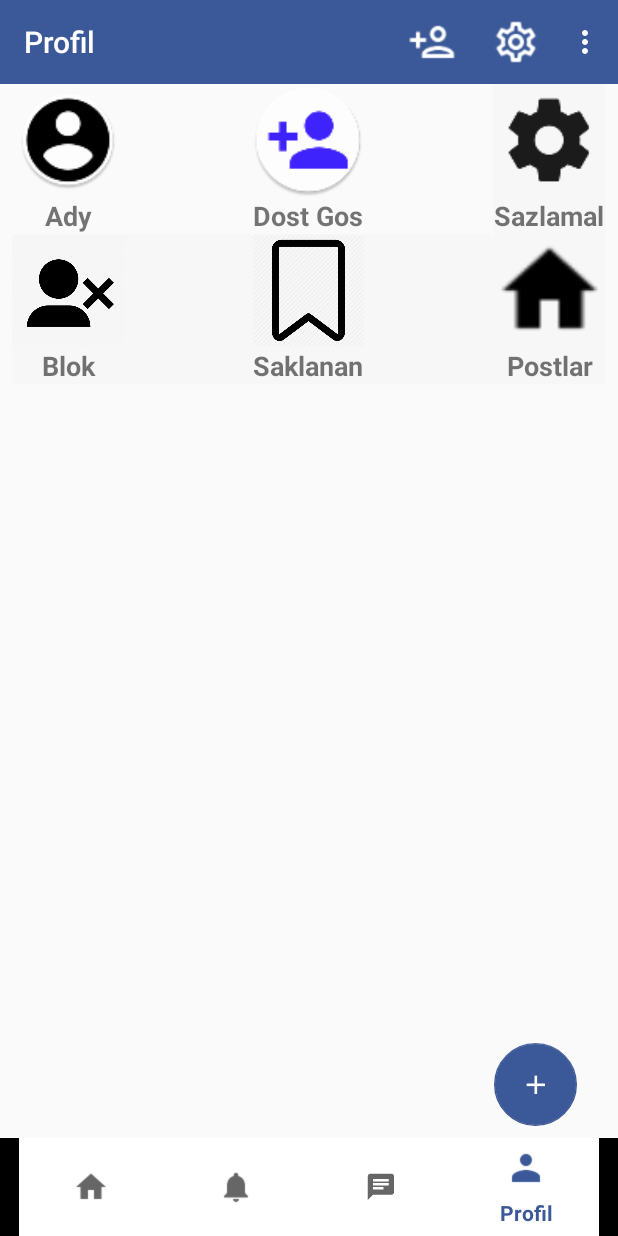
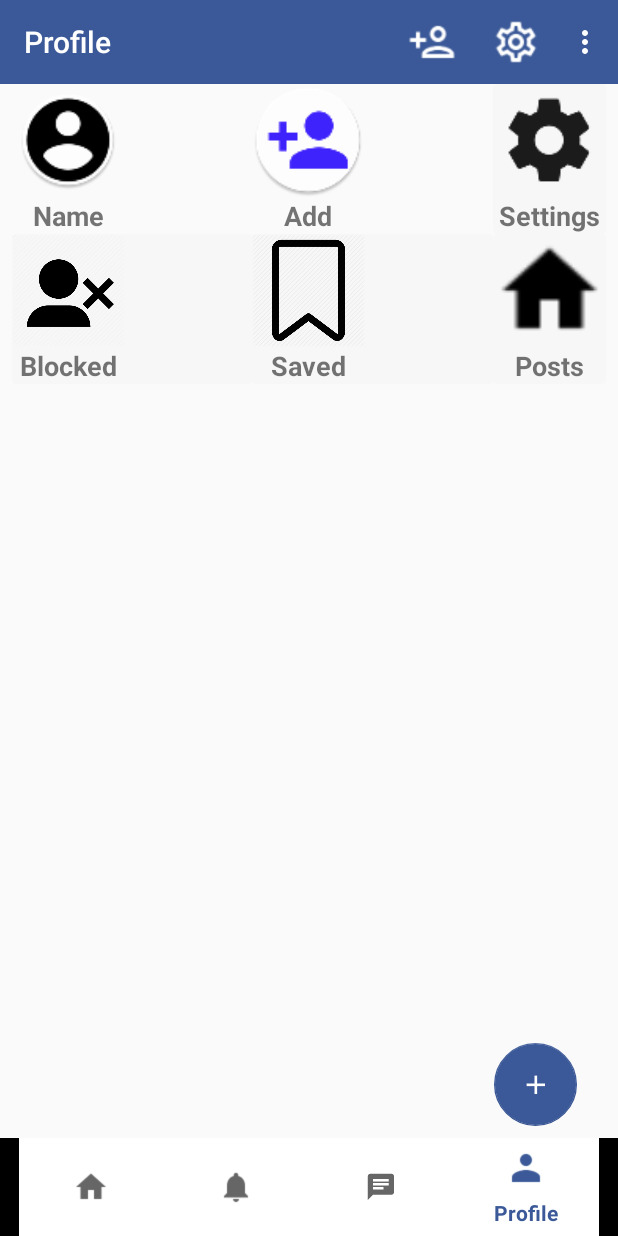
Before and after one commit to durdyshev/AndroidBlogApp, an Android app: the MainActivity screen opened directly, with no data from a screen before it, item 4 of the bottom bar chosen, on a phone screen of 412 x 824 dp. Run offline under Robolectric (Android 15) with nearby library versions, the phone set to English and light mode, and no system bars; our stand-ins replace CircleImageView, Firebase (no records; nobody signed in at launch, a user with empty details on screens opened directly); libraries missing offline, so code that uses them is left out: com.theartofdev.edmodo; 1 statement that could not run was skipped.

```diff
--- a/app/src/main/java/com/example/komp/gurles/EsasyFragment.java
+++ b/app/src/main/java/com/example/komp/gurles/EsasyFragment.java
@@ -1,12 +1,17 @@
 package com.example.komp.gurles;
 
 
+import android.Manifest;
 import android.app.Activity;
 import android.content.Context;
+import android.content.pm.PackageManager;
+import android.os.Build;
 import android.os.Bundle;
 import android.support.annotation.NonNull;
+import android.support.v4.app.ActivityCompat;
 import android.support.v4.app.Fragment;
 
+import android.support.v4.content.ContextCompat;
 import android.support.v7.widget.GridLayoutManager;
 import android.support.v7.widget.LinearLayoutManager;
 import android.support.v7.widget.RecyclerView;
@@ -67,6 +72,7 @@ context=getActivity();
         mAuth=FirebaseAuth.getInstance();
         user_id=mAuth.getCurrentUser().getUid();
         if(mAuth.getCurrentUser()!=null) {
+
 
             firebaseFirestore.collection("/ulanyjylar/" + user_id + "/dostlar/").get().addOnCompleteListener(getActivity(),new OnCompleteListener<QuerySnapshot>() {
                 @Override
--- a/app/src/main/java/com/example/komp/gurles/MainActivity.java
+++ b/app/src/main/java/com/example/komp/gurles/MainActivity.java
@@ -1,12 +1,17 @@
 package com.example.komp.gurles;
 
+import android.Manifest;
 import android.content.Intent;
+import android.content.pm.PackageManager;
+import android.os.Build;
 import android.os.Bundle;
 import android.support.annotation.NonNull;
 import android.support.design.widget.BottomNavigationView;
 import android.support.design.widget.FloatingActionButton;
+import android.support.v4.app.ActivityCompat;
 import android.support.v4.app.Fragment;
 import android.support.v4.app.FragmentTransaction;
+import android.support.v4.content.ContextCompat;
 import android.support.v7.app.AppCompatActivity;
 import android.view.Menu;
 import android.view.MenuItem;
@@ -66,19 +71,19 @@ public class MainActivity extends AppCompatActivity {
                     switch (item.getItemId()){
                         case R.id.menu_esasy:
                             replacefragment(esasyFragment);
-                            mainToolbar.setTitle("Lenta");
+                            mainToolbar.setTitle("Home");
                             return true;
                         case R.id.menu_bildirisler:
                             replacefragment(bildirisFragment);
-                            mainToolbar.setTitle("Dostlar");
+                            mainToolbar.setTitle("Friends");
                             return true;
                         case R.id.menu_sms:
                             replacefragment(smsFragment);
-                            mainToolbar.setTitle("Sms");
+                            mainToolbar.setTitle("Chat");
                             return true;
                         case R.id.menu_profil:
                             replacefragment(profilFragment);
-                            mainToolbar.setTitle("Profil");
+                            mainToolbar.setTitle("Profile");
 
                             return true;
 
@@ -93,7 +98,7 @@ public class MainActivity extends AppCompatActivity {
 
         mainToolbar=(android.support.v7.widget.Toolbar)findViewById(R.id.main_toolbar);
         setSupportActionBar(mainToolbar);
-        getSupportActionBar().setTitle("Geples");
+        getSupportActionBar().setTitle("Line");
         post_gos_knopka=(FloatingActionButton)findViewById(R.id.post_gos);
         post_gos_knopka.setOnClickListener(new View.OnClickListener() {
             @Override
@@ -103,6 +108,11 @@ public class MainActivity extends AppCompatActivity {
             }
         });
 
+        if(Build.VERSION.SDK_INT >=Build.VERSION_CODES.M) {
+            if (ContextCompat.checkSelfPermission(MainActivity.this, Manifest.permission.READ_EXTERNAL_STORAGE) != PackageManager.PERMISSION_GRANTED) {
+                ActivityCompat.requestPermissions(MainActivity.this, new String[]{Manifest.permission.READ_EXTERNAL_STORAGE}, 1);
+            }
+        }
 
     }
     @Override
@@ -187,11 +197,18 @@ firebaseFirestore.collection("/ulanyjylar/").document(mAuth.getCurrentUser().get
             songorulme(FieldValue.serverTimestamp());
             Map<String, Object> userMap = new HashMap<>();
             userMap.put("token", FieldValue.delete());
-            firebaseFirestore.collection("ulanyjylar").document(user_id).update(userMap);
-            mAuth.signOut();
-            Intent intent=new Intent(getBaseContext(),Login.class);
-            startActivity(intent);
-            finish();
+            firebaseFirestore.collection("ulanyjylar").document(user_id).update(userMap).addOnCompleteListener(new OnCompleteListener<Void>() {
+                @Override
+                public void onComplete(@NonNull Task<Void> task) {
+                    if(task.isSuccessful()){
+                        mAuth.signOut();
+                        Intent intent=new Intent(MainActivity.this,Login.class);
+                        startActivity(intent);
+                        finish();
+                    }
+                }
+            });
+
 
 
 
--- a/app/src/main/java/com/example/komp/gurles/SmsFragment.java
+++ b/app/src/main/java/com/example/komp/gurles/SmsFragment.java
@@ -1,11 +1,16 @@
 package com.example.komp.gurles;
 
 
+import android.Manifest;
 import android.content.Context;
+import android.content.pm.PackageManager;
+import android.os.Build;
 import android.os.Bundle;
 import android.support.design.widget.TabLayout;
+import android.support.v4.app.ActivityCompat;
 import android.support.v4.app.Fragment;
 import android.support.v4.app.FragmentActivity;
+import android.support.v4.content.ContextCompat;
 import android.support.v4.view.ViewPager;
 import android.support.v7.widget.LinearLayoutManager;
 import android.support.v7.widget.RecyclerView;
@@ -13,6 +18,7 @@ import android.support.v7.widget.Toolbar;
 import android.view.LayoutInflater;
 import android.view.View;
 import android.view.ViewGroup;
+import android.widget.Toast;
 
 import com.google.firebase.auth.FirebaseAuth;
 import com.google.firebase.firestore.DocumentChange;
--- a/app/src/main/res/layout/fragment_profil.xml
+++ b/app/src/main/res/layout/fragment_profil.xml
@@ -54,7 +54,7 @@
                             android:id="@+id/fragment_profil_ady"
                             android:layout_width="match_parent"
                             android:layout_height="wrap_content"
-                            android:text="Ady"
+                            android:text="Name"
                             android:textAlignment="center"
                             android:textSize="18sp"
                             android:textStyle="bold" />
@@ -87,7 +87,7 @@
                         <TextView
                             android:layout_width="match_parent"
                             android:layout_height="wrap_content"
-                            android:text="Dost Gos"
+                            android:text="Add Friend"
                             android:textAlignment="center"
                             android:textSize="18sp"
                             android:textStyle="bold" />
@@ -117,7 +117,7 @@
                         <TextView
                             android:layout_width="match_parent"
                             android:layout_height="wrap_content"
-                            android:text="Sazlamalar"
+                            android:text="Settings"
                             android:textAlignment="center"
                             android:textSize="18sp"
                             android:textStyle="bold" />
@@ -155,7 +155,7 @@
                         <TextView
                             android:layout_width="match_parent"
                             android:layout_height="match_parent"
-                            android:text="Blok"
+                            android:text="Blocked"
                             android:textAlignment="center"
                             android:textSize="18sp"
                             android:textStyle="bold" />
@@ -185,7 +185,7 @@
                         <TextView
                             android:layout_width="match_parent"
                             android:layout_height="wrap_content"
-                            android:text="Saklananlar"
+                            android:text="Saved"
                             android:textAlignment="center"
                             android:textSize="18sp"
                             android:textStyle="bold" />
@@ -216,7 +216,7 @@
                             android:layout_width="match_parent"
                             android:layout_height="wrap_content"
                             android:layout_weight="1"
-                            android:text="Postlar"
+                            android:text="Posts"
                             android:textAlignment="center"
                             android:textSize="18sp"
                             android:textStyle="bold" />
--- a/app/src/main/res/layout/recycle_yeke_haly4.xml
+++ b/app/src/main/res/layout/recycle_yeke_haly4.xml
@@ -16,7 +16,7 @@
 
         android:background="@drawable/search"
         android:ems="10"
-        android:hint="Teswir yaz..."
+        android:hint="Write a Comment ..."
         android:inputType="text" />
 
     <ImageButton
--- a/app/src/main/res/menu/asakky_menu.xml
+++ b/app/src/main/res/menu/asakky_menu.xml
@@ -5,19 +5,19 @@
     <item
         android:id="@+id/menu_esasy"
         android:icon="@drawable/baseline_home_black_18dp"
-        android:title="@string/lenta" />
+        android:title="Home" />
 
     <item
         android:id="@+id/menu_bildirisler"
         android:icon="@drawable/baseline_notifications_black_18dp"
-        android:title="@string/dostlar" />
+        android:title="Friends" />
     <item
         android:id="@+id/menu_sms"
         android:icon="@mipmap/chat"
-        android:title="Sms" />
+        android:title="Chat" />
     <item
         android:id="@+id/menu_profil"
         android:icon="@drawable/baseline_person_black_18dp"
-        android:title="@string/profil" />
+        android:title="Profile" />
 
 </menu>
--- a/app/src/main/res/values/strings.xml
+++ b/app/src/main/res/values/strings.xml
@@ -1,5 +1,5 @@
 <resources>
-    <string name="app_name">Gurles</string>
+    <string name="app_name">Line_Clone</string>
     <string name="email">email</string>
     <string name="parol">parol</string>
     <string name="gir">Gir</string>
```
Also changed, not shown: app/src/main/java/com/example/komp/gurles/FirebaseMessagingService.java (+9 -0 lines), app/src/main/java/com/example/komp/gurles/Post_adapter_class.java (+4 -4 lines), app/src/main/java/com/example/komp/gurles/Profil.java (+50 -0 lines), app/src/main/java/com/example/komp/gurles/Sms_ugrat.java (+26 -0 lines), app/src/main/java/com/example/komp/gurles/Tazepost.java (+12 -1 lines), app/src/main/res/layout/activity_profil.xml (+9 -9 lines), app/src/main/res/layout/activity_tazepost.xml (+10 -6 lines).
